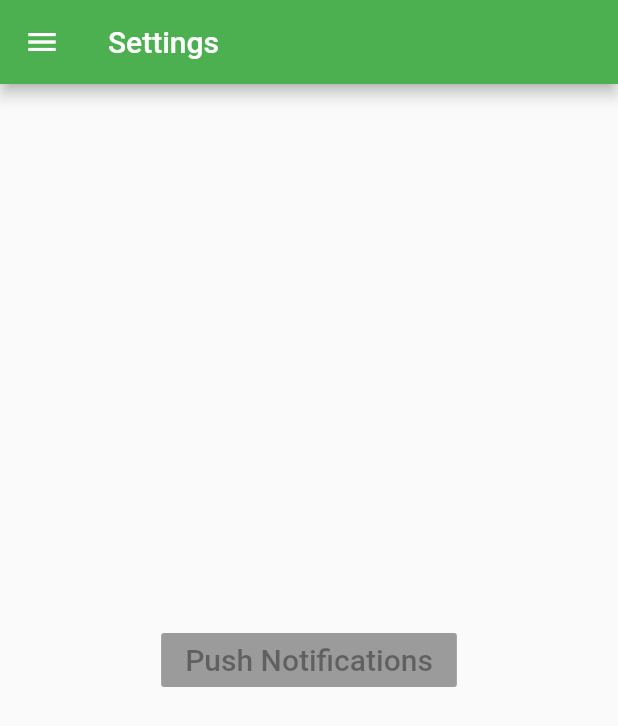
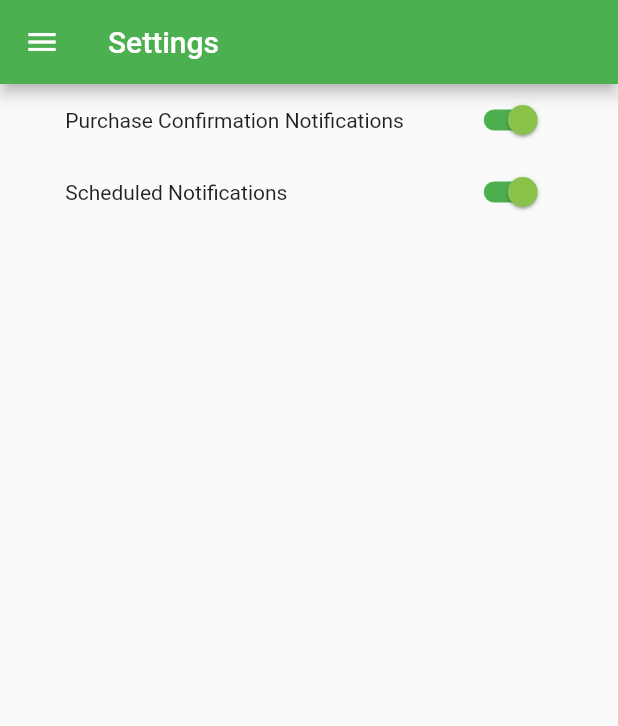
Before and after one commit to jmkurtz/SE330_HumanFactorsAndUserInterface, a Flutter app: the SettingsPage screen opened directly, on a phone screen of 412 x 824 dp. Shown: the top 726 px of the screen. Run offline on Flutter 3.47's test engine with Material 2 defaults, Android fonts, the phone set to English and light mode, and no system bars; our stand-ins replace flutter_local_notifications, sqflite; accounts and stored records are empty.

Commit message:
Adding Shipping/Billing and Notifications

```diff
--- a/store_app/lib/Helpers/notificationHelper.dart
+++ b/store_app/lib/Helpers/notificationHelper.dart
@@ -1,5 +1,47 @@
-class NotificationHelper{
-    createNotification() async {
+import 'package:flutter/material.dart';
+import 'package:flutter_local_notifications/flutter_local_notifications.dart';
 
-    }
+NotificationDetails get _ongoing {
+  final androidChannelSpecifics = AndroidNotificationDetails(
+    'your channel id',
+    'your channel name',
+    'your channel description',
+    importance: Importance.Max,
+    priority: Priority.High,
+    ongoing: true,
+    autoCancel: false,
+  );
+  final iOSChannelSpecifics = IOSNotificationDetails();
+  return NotificationDetails(androidChannelSpecifics, iOSChannelSpecifics);
 }
+
+class NotificationsHelper{
+
+  var notificationsOnOff = true;
+  var scheduled = true;
+
+  Future showOngoingNotification(
+    FlutterLocalNotificationsPlugin notifications, {
+      @required String title,
+      @required String body,
+      int id = 0,
+    }) => notificationsOnOff ? _showNotification(notifications, title: title, body: body, id: id, type: _ongoing) : null;
+
+  Future _showNotification(
+    FlutterLocalNotificationsPlugin notifications, {
+      @required String title,
+      @required String body,
+      @required NotificationDetails type,
+      int id = 0
+    }) => notifications.show(id, title, body, type);
+
+  flipDealNotifier() async {
+    var notifications = FlutterLocalNotificationsPlugin();
+
+    var scheduledNotifiactionDateTime = DateTime.now().add(Duration(seconds: 15));
+    var androidPlatformChannelSpecifies = AndroidNotificationDetails('your other channel id', 'your other channel name', 'your other channel description');
+    var iOSPlatformChannelSpecifies = IOSNotificationDetails();
+    NotificationDetails platformChannelSpecifies = NotificationDetails(androidPlatformChannelSpecifies, iOSPlatformChannelSpecifies);
+    await notifications.schedule(0, "title", "body", scheduledNotifiactionDateTime, platformChannelSpecifies);
+  }
+}
--- a/store_app/lib/settingsPage.dart
+++ b/store_app/lib/settingsPage.dart
@@ -1,6 +1,10 @@
 import 'package:flutter/material.dart';
+import 'package:flutter_local_notifications/flutter_local_notifications.dart';
 import 'package:store_app/Helpers/notificationHelper.dart';
 import 'package:store_app/Widgets/menuDrawer.dart';
+import 'package:store_app/confirmationPage.dart';
+
+import 'homePage.dart';
 
 class SettingsPage extends StatefulWidget {
   SettingsPage({Key key, this.title}) : super(key: key);
@@ -21,7 +25,26 @@ class SettingsPage extends StatefulWidget {
 }
 
 class _SettingsPageState extends State<SettingsPage> {
-  var notifications = NotificationHelper();
+  final notifications = FlutterLocalNotificationsPlugin();
+  final notificationsHelper = NotificationsHelper();
+
+  @override
+  void initState() {
+    super.initState();
+
+    final settingAndroid = AndroidInitializationSettings('app_icon');
+    final settingIOS = IOSInitializationSettings(
+      onDidReceiveLocalNotification: (id, title, body, payload) =>
+        onSelectNotification(payload));
+
+    notifications.initialize(
+      InitializationSettings(settingAndroid, settingIOS),
+      onSelectNotification: onSelectNotification);
+  }
+  Future onSelectNotification(String payload) => Navigator.push(
+    context,
+    MaterialPageRoute(builder: (context) => ConfirmationPage(title: 'Confirmation Page')),
+  );
 
   @override
   Widget build(BuildContext context) {
@@ -31,15 +54,46 @@ class _SettingsPageState extends State<SettingsPage> {
       ),
       body: Center(
         child: Column(
-          mainAxisSize: MainAxisSize.min,
+          mainAxisSize: MainAxisSize.max,
           children: <Widget>[
-            const RaisedButton(
-              onPressed: null,
-              child: Text(
-                'Push Notifications',
-                style: TextStyle(fontSize: 20)
+            new Container(
+              width: 325,
+              child: new Row(
+                mainAxisAlignment: MainAxisAlignment.spaceBetween,
+                children: [
+                  Text('Purchase Confirmation Notifications'),
+                  Switch(
+                    value: notificationsHelper.notificationsOnOff,
+                    onChanged: (value) {
+                      setState(() {
+                        notificationsHelper.notificationsOnOff = value;
+                      });
+                    },
+                    activeTrackColor: Theme.of(context).primaryColor,
+                    activeColor: Colors.lightGreen,
+                  )
+                ]
               ),
             ),
+            new Container(
+              width: 325,
+              child: new Row(
+                mainAxisAlignment: MainAxisAlignment.spaceBetween,
+                children: [
+                  Text('Scheduled Notifications'),
+                  Switch(
+                    value: notificationsHelper.scheduled,
+                    onChanged: (value) {
+                      setState(() {
+                        notificationsHelper.scheduled = value;
+                      });
+                    },
+                    activeTrackColor: Theme.of(context).primaryColor,
+                    activeColor: Colors.lightGreen,
+                  )
+                ]
+              ),
+            )
           ]
         ),
       ),
--- a/store_app/pubspec.yaml
+++ b/store_app/pubspec.yaml
@@ -27,6 +27,7 @@ dependencies:
   cupertino_icons: ^0.1.2
   sqflite: ^1.2.0
   path_provider: ^1.5.1
+  flutter_local_notifications: ^1.2.1
 
 dev_dependencies:
   flutter_test:
@@ -40,7 +41,9 @@ dev_dependencies:
 flutter:
   assets:
     - assets/images/movieLogo.png
+    - assets/images/billing.png
     - assets/images/contactUs.jpg
+    - assets/images/shipping.jpg
     - assets/posters/
   # The following line ensures that the Material Icons font is
   # included with your application, so that you can use the icons in
```
Also changed, not shown: store_app/lib/billingPage.dart (added, +97 -0 lines), store_app/lib/cartPage.dart (+13 -0 lines), store_app/lib/confirmationPage.dart (added, +42 -0 lines), store_app/lib/shippingPage.dart (added, +129 -0 lines), store_app/assets/images/billing.png (added), store_app/assets/images/shipping.jpg (added), store_app/pubspec.lock, 3 other files.
